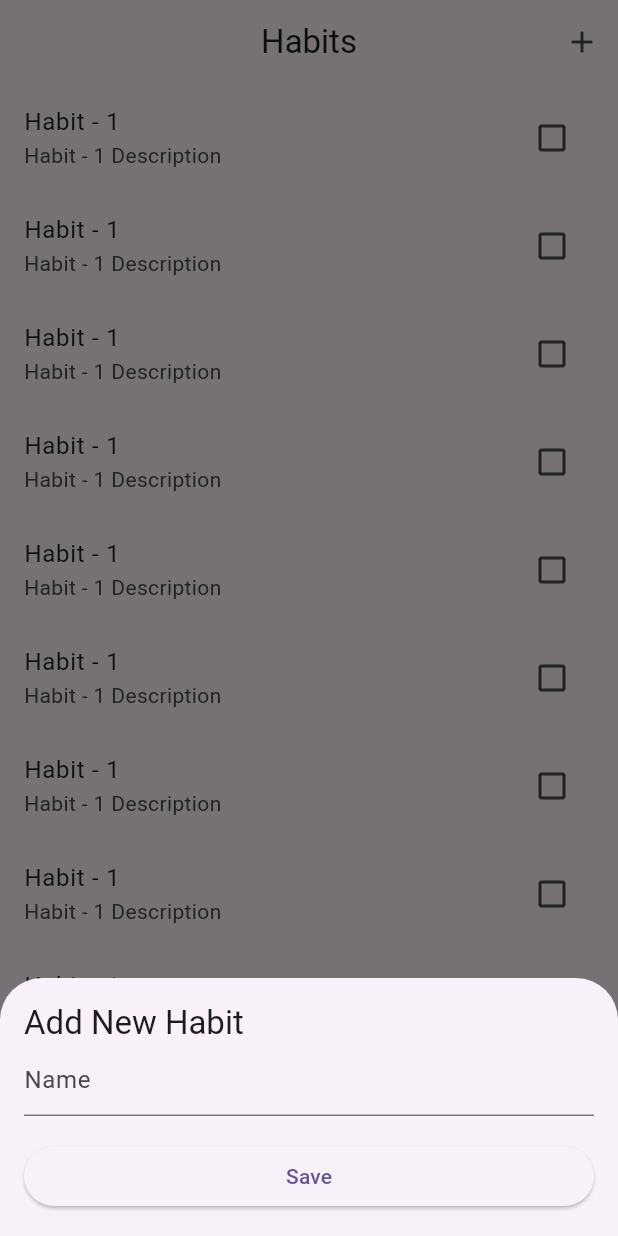
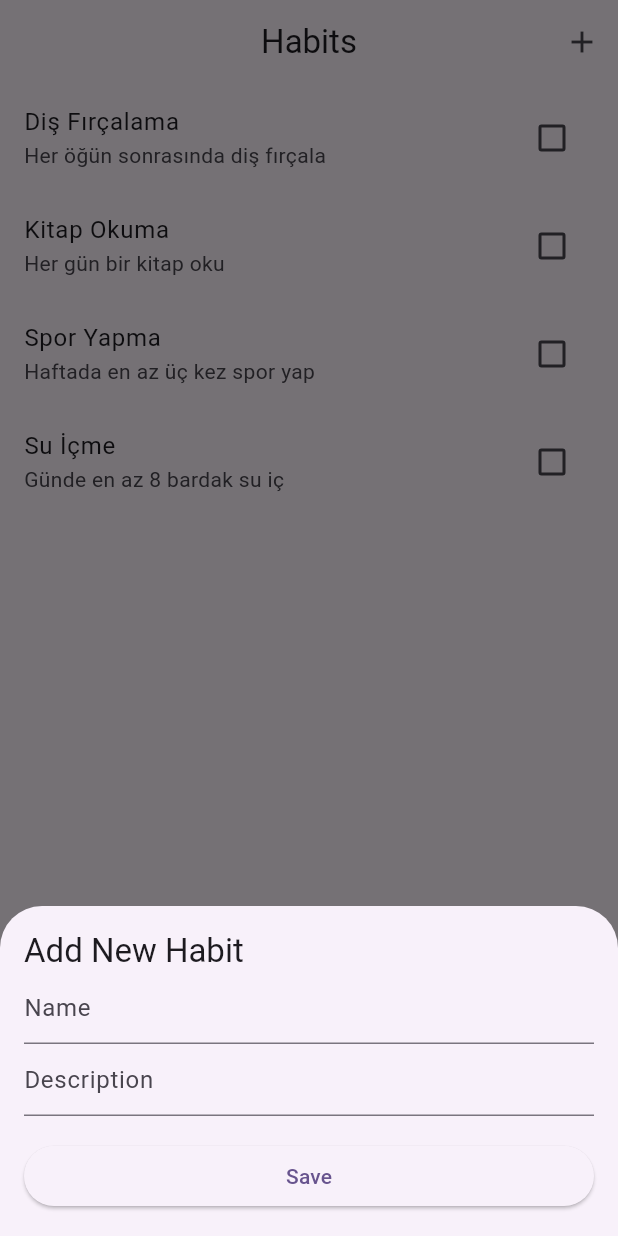
Before and after one commit to enesuzun2002/habit-tracker, a Flutter app: the screen it shows after launch, after a tap on the "add" icon, on a phone screen of 412 x 824 dp. Run offline on Flutter 3.47's test engine with Material 2 defaults, Android fonts, the phone set to English and light mode, and no system bars.

Commit message:
implement model and deletion logic

```diff
--- /dev/null
+++ b/lib/model/habit.dart
@@ -0,0 +1,63 @@
+// ignore_for_file: public_member_api_docs, sort_constructors_first
+import 'dart:convert';
+
+class HabitModel {
+  String name;
+  String description;
+  bool isCompleted;
+  HabitModel({
+    required this.name,
+    required this.description,
+    this.isCompleted = false,
+  });
+
+  HabitModel copyWith({
+    String? name,
+    String? description,
+    bool? isCompleted,
+  }) {
+    return HabitModel(
+      name: name ?? this.name,
+      description: description ?? this.description,
+      isCompleted: isCompleted ?? this.isCompleted,
+    );
+  }
+
+  Map<String, dynamic> toMap() {
+    return <String, dynamic>{
+      'name': name,
+      'description': description,
+      'isCompleted': isCompleted,
+    };
+  }
+
+  factory HabitModel.fromMap(Map<String, dynamic> map) {
+    return HabitModel(
+      name: map['name'] as String,
+      description: map['description'] as String,
+      isCompleted: map['isCompleted'] as bool,
+    );
+  }
+
+  String toJson() => json.encode(toMap());
+
+  factory HabitModel.fromJson(String source) =>
+      HabitModel.fromMap(json.decode(source) as Map<String, dynamic>);
+
+  @override
+  String toString() =>
+      'HabitModel(name: $name, description: $description, isCompleted: $isCompleted)';
+
+  @override
+  bool operator ==(covariant HabitModel other) {
+    if (identical(this, other)) return true;
+
+    return other.name == name &&
+        other.description == description &&
+        other.isCompleted == isCompleted;
+  }
+
+  @override
+  int get hashCode =>
+      name.hashCode ^ description.hashCode ^ isCompleted.hashCode;
+}
--- /dev/null
+++ b/lib/test_data.dart
@@ -0,0 +1,9 @@
+import 'model/habit.dart';
+
+final List<HabitModel> habits = [
+  HabitModel(
+      name: "Diş Fırçalama", description: "Her öğün sonrasında diş fırçala"),
+  HabitModel(name: "Kitap Okuma", description: "Her gün bir kitap oku"),
+  HabitModel(name: "Spor Yapma", description: "Haftada en az üç kez spor yap"),
+  HabitModel(name: "Su İçme", description: "Günde en az 8 bardak su iç"),
+];
--- a/lib/view/habit.dart
+++ b/lib/view/habit.dart
@@ -1,10 +1,16 @@
 import 'package:flutter/material.dart';
+import 'package:habit_tracker/test_data.dart';
 import 'package:habit_tracker/widget/bottom_sheet.dart';
 import 'package:habit_tracker/widget/list_tile.dart';
 
-class HabitView extends StatelessWidget {
+class HabitView extends StatefulWidget {
   const HabitView({super.key});
 
+  @override
+  State<HabitView> createState() => _HabitViewState();
+}
+
+class _HabitViewState extends State<HabitView> {
   @override
   Widget build(BuildContext context) {
     return Scaffold(
@@ -13,16 +19,44 @@ class HabitView extends StatelessWidget {
         title: const Text("Habits"),
         actions: [
           IconButton(
-              onPressed: () => showModalBottomSheet(
-                  isScrollControlled: true,
-                  context: context,
-                  builder: (context) => const AddHabitBottomSheet()),
+              onPressed: () {
+                showModalBottomSheet(
+                        isScrollControlled: true,
+                        context: context,
+                        builder: (context) => const AddHabitBottomSheet())
+                    .then((value) => setState(() {}));
+              },
               icon: const Icon(Icons.add))
         ],
       ),
       body: ListView.builder(
-          itemCount: 12,
-          itemBuilder: (context, index) => const HabitListTile()),
+        itemCount: habits.length,
+        itemBuilder: (context, index) => GestureDetector(
+          onLongPress: () => showDialog(
+              context: context,
+              builder: (context) => AlertDialog(
+                    title: const Text(
+                        "Are you sure you want to remove this habit?"),
+                    actions: [
+                      TextButton(
+                        onPressed: () => Navigator.pop(context),
+                        child: const Text("Cancel"),
+                      ),
+                      TextButton(
+                        onPressed: () {
+                          habits.removeAt(index);
+                          Navigator.pop(context);
+                          setState(() {});
+                        },
+                        child: const Text("Ok"),
+                      )
+                    ],
+                  )),
+          child: HabitListTile(
+            item: habits[index],
+          ),
+        ),
+      ),
     );
   }
 }
--- a/lib/widget/bottom_sheet.dart
+++ b/lib/widget/bottom_sheet.dart
@@ -1,11 +1,14 @@
 import 'package:flutter/material.dart';
+import 'package:habit_tracker/model/habit.dart';
+import 'package:habit_tracker/test_data.dart';
 
 class AddHabitBottomSheet extends StatelessWidget {
   const AddHabitBottomSheet({super.key});
 
   @override
   Widget build(BuildContext context) {
-    final TextEditingController inputController = TextEditingController();
+    final HabitModel model = HabitModel(name: "", description: "");
+    final formKey = GlobalKey<FormState>();
 
     return AnimatedPadding(
       padding: MediaQuery.of(context).viewInsets,
@@ -13,6 +16,8 @@ class AddHabitBottomSheet extends StatelessWidget {
       curve: Curves.decelerate,
       child: Container(
         margin: const EdgeInsets.all(16.0),
+        child: Form(
+          key: formKey,
           child: Column(
             mainAxisSize: MainAxisSize.min,
             crossAxisAlignment: CrossAxisAlignment.stretch,
@@ -21,18 +26,40 @@ class AddHabitBottomSheet extends StatelessWidget {
                 "Add New Habit",
                 style: Theme.of(context).textTheme.titleLarge,
               ),
-            TextField(
-              controller: inputController,
+              TextFormField(
+                onChanged: (value) => model.name = value,
                 decoration: const InputDecoration(
                   hintText: 'Name',
                 ),
+                validator: (value) {
+                  if (value != null && value.isNotEmpty ||
+                      value != null && value != "") return null;
+                  return "Please write a name!";
+                },
+              ),
+              TextFormField(
+                onChanged: (value) => model.description = value,
+                decoration: const InputDecoration(
+                  hintText: 'Description',
+                ),
+                validator: (value) {
+                  if (value != null && value.isNotEmpty ||
+                      value != null && value != "") return null;
+                  return "Please write a description!";
+                },
               ),
               const SizedBox(height: 16),
               ElevatedButton(
-              onPressed: () {},
+                onPressed: () {
+                  if (formKey.currentState!.validate()) {
+                    habits.add(model);
+                    Navigator.pop(context);
+                  }
+                },
                 child: const Text('Save'),
               ),
             ],
+          ),
         ),
       ),
     );
--- a/lib/widget/list_tile.dart
+++ b/lib/widget/list_tile.dart
@@ -1,23 +1,24 @@
 import 'package:flutter/material.dart';
+import 'package:habit_tracker/model/habit.dart';
+import 'package:habit_tracker/test_data.dart';
 
 class HabitListTile extends StatefulWidget {
-  const HabitListTile({super.key});
+  final HabitModel item;
+  const HabitListTile({super.key, required this.item});
 
   @override
   State<HabitListTile> createState() => _HabitListTileState();
 }
 
 class _HabitListTileState extends State<HabitListTile> {
-  bool isCompleted = false;
-
   @override
   Widget build(BuildContext context) {
     return CheckboxListTile(
-      value: isCompleted,
-      title: const Text("Habit - 1"),
-      subtitle: const Text("Habit - 1 Description"),
+      value: widget.item.isCompleted,
+      title: Text(widget.item.name),
+      subtitle: Text(widget.item.description),
       onChanged: (value) {
-        isCompleted = value!;
+        widget.item.isCompleted = value!;
         setState(() {});
       },
     );
```
Lines whose indentation alone changed are shown as unchanged.
